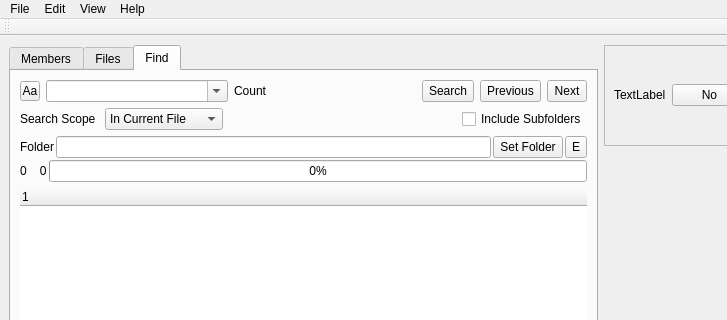
Before: the Qt Designer form mainwindow.ui in ic005k/Xiasl, drawn with Qt 5; both pictures show x 0 to 727 and y 0 to 320 of the 913 by 638 pixel window.
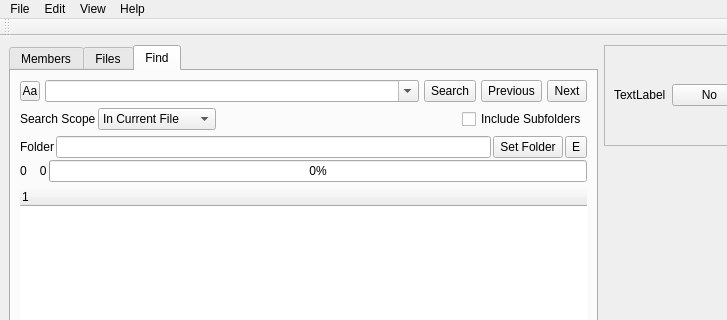
After: the same form once the commit is applied. The open tabs and pages were chosen to show the change. Icons and pictures are not drawn. Custom widgets are drawn as their Qt base class.

```diff
--- a/mainwindow.ui
+++ b/mainwindow.ui
@@ -185,6 +185,9 @@
        <layout class="QGridLayout" name="gridLayout_11">
         <item row="0" column="0">
          <layout class="QHBoxLayout" name="horizontalLayout">
+          <property name="spacing">
+           <number>5</number>
+          </property>
           <item>
            <widget class="QToolButton" name="btnCaseSensitive">
             <property name="maximumSize">
@@ -217,13 +220,6 @@
             </property>
            </widget>
           </item>
-          <item>
-           <widget class="QLabel" name="lblCount">
-            <property name="text">
-             <string>Count</string>
-            </property>
-           </widget>
-          </item>
           <item>
            <widget class="QToolButton" name="btnSearch">
             <property name="maximumSize">
@@ -268,7 +264,7 @@
         <item row="1" column="0">
          <layout class="QHBoxLayout" name="horizontalLayout_3">
           <property name="spacing">
-           <number>9</number>
+           <number>2</number>
           </property>
           <item>
            <widget class="QLabel" name="label_2">
```
Left out of the diff: 2 changed lines with no effect on the pictures.
